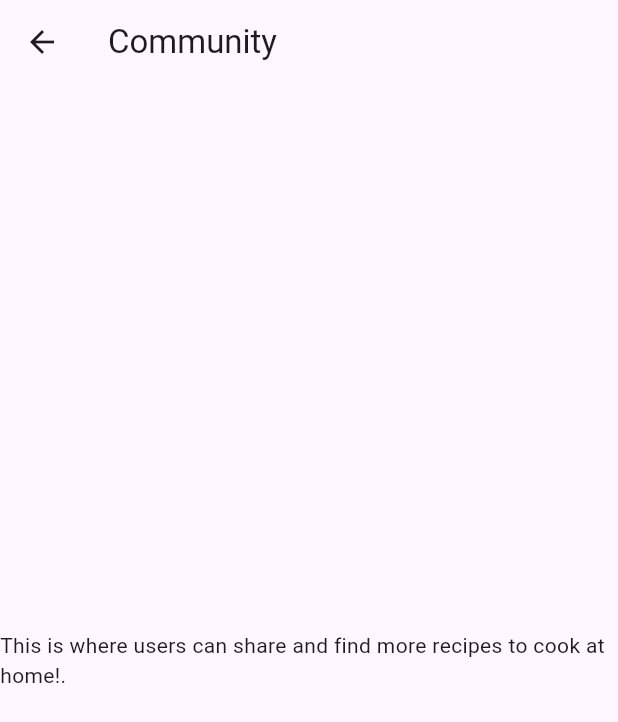
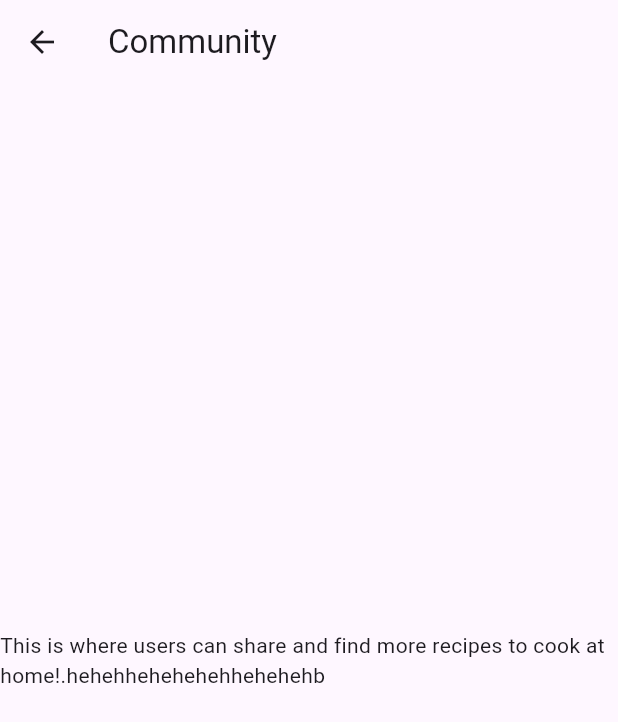
Before and after one commit to ShahiraYasmeen/Recipedia, a Flutter app: the CommunityScreen screen opened directly, on a phone screen of 412 x 824 dp. Shown: the top 722 px of the screen. Run offline on Flutter 3.47's test engine with Material 3 defaults, Android fonts, the phone set to English and light mode, and no system bars.

Commit message:
Update community.dart

```diff
--- a/lib/screens/community.dart
+++ b/lib/screens/community.dart
@@ -11,7 +11,7 @@ class CommunityScreen extends StatelessWidget {
       ),
 
       body:const Center(
-        child: Text('This is where users can share and find more recipes to cook at home!.'),
+        child: Text('This is where users can share and find more recipes to cook at home!.hehehhehehehehhehehehb'),
       ),
     );
   }
```
